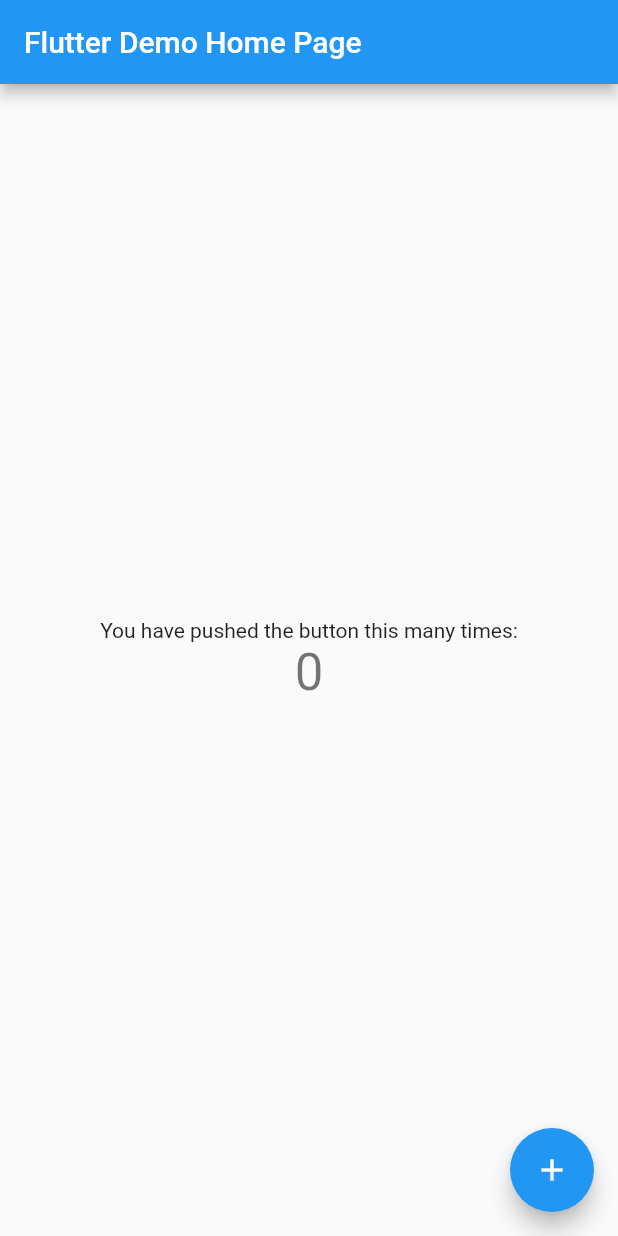
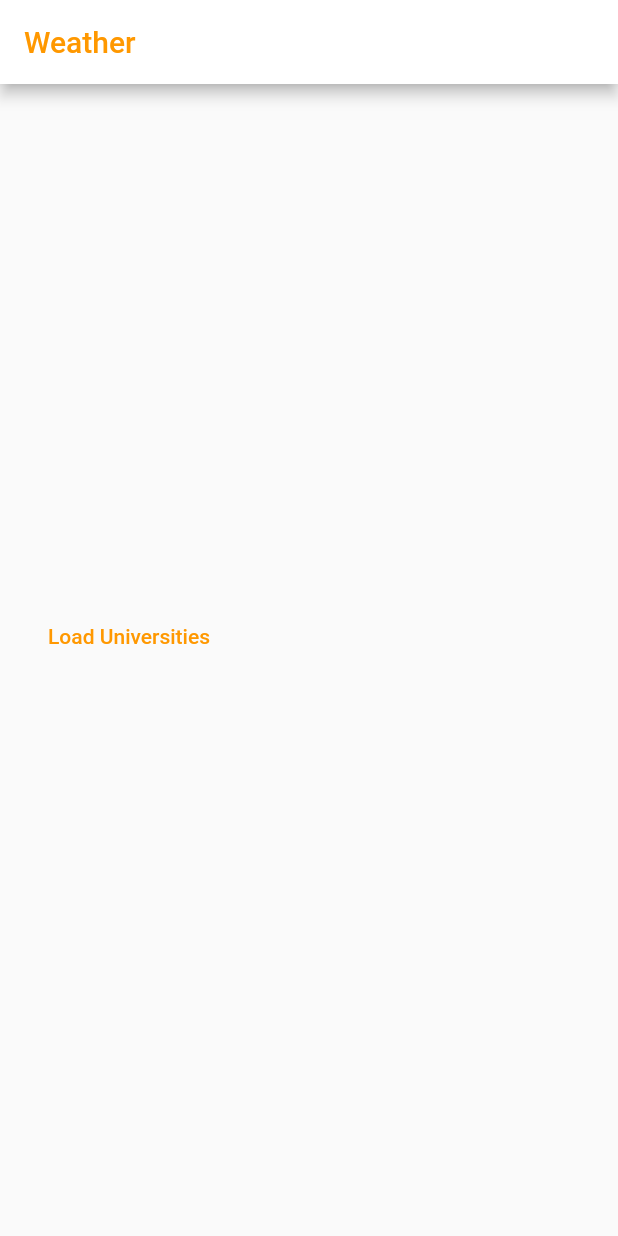
Before and after one commit to JavierDuarteC/fe-test-flutter, a Flutter app: the screen it shows after launch, on a phone screen of 412 x 824 dp. Run offline on Flutter 3.47's test engine with Material 2 defaults, Android fonts, the phone set to English and light mode, and no system bars; our stand-ins replace dartz, dio, equatable, flutter_bloc, freezed_annotation, get_it and 2 more; generated files the repository leaves out were written again.

Commit message:
added widget layout

```diff
--- a/lib/data/datasources/university_service.dart
+++ b/lib/data/datasources/service.dart
@@ -2,11 +2,11 @@ import 'package:retrofit/retrofit.dart';
 import 'package:dio/dio.dart';
 import 'package:test/data/models/university.dart';
 
-part 'university_service.g.dart';
+part 'service.g.dart';
 
 @RestApi(baseUrl: "https://tyba-assets.s3.amazonaws.com/FE-Engineer-test")
-abstract class UniversityServiceClient {
-  factory UniversityServiceClient(Dio dio, {String baseUrl}) = _UniversityServiceClient;
+abstract class RestClient {
+  factory RestClient(Dio dio, {String baseUrl}) = _RestClient;
 
   @GET("/universities.json")
   Future<List<University>?> getUniversities();
--- a/lib/domain/repositories/universities_repository_interface.dart
+++ b/lib/domain/repositories/universities_repository_interface.dart
@@ -1,5 +1,7 @@
+import 'package:dartz/dartz.dart';
+import 'package:test/data/failure.dart';
 import 'package:test/data/models/university.dart';
 
 abstract class UniversitiesRepositoryInterface {
-  Future<List<University>?> getUniversities();
+  Future<Either<Failure, List<University>?>> getUniversities();
 }
--- a/lib/main.dart
+++ b/lib/main.dart
@@ -1,115 +1,30 @@
 import 'package:flutter/material.dart';
+import 'package:flutter_bloc/flutter_bloc.dart';
+import 'package:test/presentation/bloc/universities_bloc.dart';
+import 'package:test/presentation/pages/universities_page.dart';
+import 'injection.dart' as di;
 
 void main() {
-  runApp(const MyApp());
+  di.init();
+  runApp(MyApp());
 }
 
 class MyApp extends StatelessWidget {
-  const MyApp({super.key});
-
-  // This widget is the root of your application.
   @override
   Widget build(BuildContext context) {
-    return MaterialApp(
-      title: 'Flutter Demo',
-      theme: ThemeData(
-        // This is the theme of your application.
-        //
-        // Try running your application with "flutter run". You'll see the
-        // application has a blue toolbar. Then, without quitting the app, try
-        // changing the primarySwatch below to Colors.green and then invoke
-        // "hot reload" (press "r" in the console where you ran "flutter run",
-        // or simply save your changes to "hot reload" in a Flutter IDE).
-        // Notice that the counter didn't reset back to zero; the application
-        // is not restarted.
-        primarySwatch: Colors.blue,
+    return MultiBlocProvider(
+      providers: [
+        BlocProvider(
+          create: (_) => di.locator<UniversitiesBloc>(),
+        ),
+      ],
+      child: MaterialApp(
+        title: 'Flutter Demo',
+        theme: ThemeData(
+          primarySwatch: Colors.orange,
+        ),
+        home: const UniversitiesPage(),
       ),
-      home: const MyHomePage(title: 'Flutter Demo Home Page'),
     );
   }
 }
-
-class MyHomePage extends StatefulWidget {
-  const MyHomePage({super.key, required this.title});
-
-  // This widget is the home page of your application. It is stateful, meaning
-  // that it has a State object (defined below) that contains fields that affect
-  // how it looks.
-
-  // This class is the configuration for the state. It holds the values (in this
-  // case the title) provided by the parent (in this case the App widget) and
-  // used by the build method of the State. Fields in a Widget subclass are
-  // always marked "final".
-
-  final String title;
-
-  @override
-  State<MyHomePage> createState() => _MyHomePageState();
-}
-
-class _MyHomePageState extends State<MyHomePage> {
-  int _counter = 0;
-
-  void _incrementCounter() {
-    setState(() {
-      // This call to setState tells the Flutter framework that something has
-      // changed in this State, which causes it to rerun the build method below
-      // so that the display can reflect the updated values. If we changed
-      // _counter without calling setState(), then the build method would not be
-      // called again, and so nothing would appear to happen.
-      _counter++;
-    });
-  }
-
-  @override
-  Widget build(BuildContext context) {
-    // This method is rerun every time setState is called, for instance as done
-    // by the _incrementCounter method above.
-    //
-    // The Flutter framework has been optimized to make rerunning build methods
-    // fast, so that you can just rebuild anything that needs updating rather
-    // than having to individually change instances of widgets.
-    return Scaffold(
-      appBar: AppBar(
-        // Here we take the value from the MyHomePage object that was created by
-        // the App.build method, and use it to set our appbar title.
-        title: Text(widget.title),
-      ),
-      body: Center(
-        // Center is a layout widget. It takes a single child and positions it
-        // in the middle of the parent.
-        child: Column(
-          // Column is also a layout widget. It takes a list of children and
-          // arranges them vertically. By default, it sizes itself to fit its
-          // children horizontally, and tries to be as tall as its parent.
-          //
-          // Invoke "debug painting" (press "p" in the console, choose the
-          // "Toggle Debug Paint" action from the Flutter Inspector in Android
-          // Studio, or the "Toggle Debug Paint" command in Visual Studio Code)
-          // to see the wireframe for each widget.
-          //
-          // Column has various properties to control how it sizes itself and
-          // how it positions its children. Here we use mainAxisAlignment to
-          // center the children vertically; the main axis here is the vertical
-          // axis because Columns are vertical (the cross axis would be
-          // horizontal).
-          mainAxisAlignment: MainAxisAlignment.center,
-          children: <Widget>[
-            const Text(
-              'You have pushed the button this many times:',
-            ),
-            Text(
-              '$_counter',
-              style: Theme.of(context).textTheme.headline4,
-            ),
-          ],
-        ),
-      ),
-      floatingActionButton: FloatingActionButton(
-        onPressed: _incrementCounter,
-        tooltip: 'Increment',
-        child: const Icon(Icons.add),
-      ), // This trailing comma makes auto-formatting nicer for build methods.
-    );
-  }
-}
--- /dev/null
+++ b/lib/presentation/bloc/universities_bloc.dart
@@ -0,0 +1,35 @@
+import 'package:flutter_bloc/flutter_bloc.dart';
+import 'package:rxdart/rxdart.dart';
+import 'package:test/domain/usecases/universities_usecase.dart';
+import 'package:test/presentation/bloc/universities_event.dart';
+import 'package:test/presentation/bloc/universities_state.dart';
+
+class UniversitiesBloc extends Bloc<UniversitiesEvent, UniversitiesState> {
+  final UniversitiesUseCase _universitiesUseCase;
+
+  UniversitiesBloc(this._universitiesUseCase) : super(UniversitiesEmpty()) {
+    on<OnLoad>(
+      (event, emit) async {
+        final fromIndex = event.fromIndex;
+        final toIndex = event.toIndex;
+
+        emit(UniversitiesLoading());
+
+        final result = await _universitiesUseCase.executeGetUniversities();
+        result.fold(
+          (failure) {
+            emit(UniversitiesError(failure.message));
+          },
+          (data) {
+            emit(UniversitiesHasData(data));
+          },
+        );
+      },
+      transformer: debounce(const Duration(milliseconds: 500)),
+    );
+  }
+
+  EventTransformer<T> debounce<T>(Duration duration) {
+    return (events, mapper) => events.debounceTime(duration).flatMap(mapper);
+  }
+}
--- /dev/null
+++ b/lib/presentation/bloc/universities_event.dart
@@ -0,0 +1,18 @@
+import 'package:equatable/equatable.dart';
+
+abstract class UniversitiesEvent extends Equatable {
+  const UniversitiesEvent();
+
+  @override
+  List<Object?> get props => [];
+}
+
+class OnLoad extends UniversitiesEvent {
+  final int fromIndex;
+  final int toIndex;
+
+  const OnLoad(this.fromIndex, this.toIndex);
+
+  @override
+  List<Object?> get props => [fromIndex, toIndex];
+}
--- /dev/null
+++ b/lib/presentation/bloc/universities_state.dart
@@ -0,0 +1,31 @@
+import 'package:equatable/equatable.dart';
+import 'package:test/data/models/university.dart';
+
+abstract class UniversitiesState extends Equatable {
+  const UniversitiesState();
+
+  @override
+  List<Object?> get props => [];
+}
+
+class UniversitiesEmpty extends UniversitiesState {}
+
+class UniversitiesLoading extends UniversitiesState {}
+
+class UniversitiesError extends UniversitiesState {
+  final String message;
+
+  UniversitiesError(this.message);
+
+  @override
+  List<Object?> get props => [message];
+}
+
+class UniversitiesHasData extends UniversitiesState {
+  final List<University> result;
+
+  UniversitiesHasData(this.result);
+
+  @override
+  List<Object?> get props => [result];
+}
--- /dev/null
+++ b/lib/presentation/pages/universities_page.dart
@@ -0,0 +1,120 @@
+import 'package:flutter/material.dart';
+import 'package:flutter_bloc/flutter_bloc.dart';
+import 'package:test/presentation/bloc/universities_bloc.dart';
+import 'package:test/presentation/bloc/universities_event.dart';
+import 'package:test/presentation/bloc/universities_state.dart';
+
+class UniversitiesPage extends StatelessWidget {
+  const UniversitiesPage({Key? key}) : super(key: key);
+
+  @override
+  Widget build(BuildContext context) {
+    return Scaffold(
+      appBar: AppBar(
+        backgroundColor: Colors.white,
+        title: const Text(
+          'Weather',
+          style: TextStyle(color: Colors.orange),
+        ),
+      ),
+      body: Padding(
+        padding: const EdgeInsets.all(24.0),
+        child: Column(
+          mainAxisAlignment: MainAxisAlignment.center,
+          children: [
+            TextButton(
+              onPressed: () {
+                context.read<UniversitiesBloc>().add(const OnLoad(0, 0));
+              },
+              child: const Text('Load Universities'),
+            ),
+            const SizedBox(height: 32.0),
+            BlocBuilder<UniversitiesBloc, UniversitiesState>(
+              builder: (context, state) {
+                if (state is UniversitiesLoading) {
+                  return const Center(
+                    child: CircularProgressIndicator(),
+                  );
+                } else if (state is UniversitiesHasData) {
+                  return ListView.separated(
+                    key: const Key('universities-listview'),
+                    itemBuilder: (context, index) => Column(
+                      children: [
+                        Text(
+                          state.result[index].name,
+                          style: const TextStyle(
+                            fontSize: 22.0,
+                            fontWeight: FontWeight.bold,
+                          ),
+                        ),
+                        Text(
+                          state.result[index].country ?? '',
+                          style: const TextStyle(
+                            fontSize: 20.0,
+                          ),
+                        ),
+                        Row(
+                          mainAxisAlignment: MainAxisAlignment.spaceBetween,
+                          children: [
+                            Text(
+                              state.result[index].stateProvince ?? '',
+                            ),
+                            Text(
+                              state.result[index].alphaTwoCode ?? '',
+                            ),
+                          ],
+                        ),
+                        ExpansionTile(
+                          title: const Text('Domains'),
+                          children: [
+                            ListView.separated(
+                              shrinkWrap: true,
+                              physics: const NeverScrollableScrollPhysics(),
+                              itemCount:
+                                  state.result[index].domains?.length ?? 0,
+                              itemBuilder: (context, domainIndex) => Text(
+                                state.result[index].domains![domainIndex],
+                              ),
+                              separatorBuilder: (context, _) => const Divider(
+                                color: Colors.black26,
+                              ),
+                            ),
+                          ],
+                        ),
+                        ExpansionTile(
+                          title: const Text('Web Pages'),
+                          children: [
+                            ListView.separated(
+                              shrinkWrap: true,
+                              physics: const NeverScrollableScrollPhysics(),
+                              itemCount:
+                                  state.result[index].webPages?.length ?? 0,
+                              itemBuilder: (context, webIndex) => Text(
+                                state.result[index].webPages![webIndex],
+                              ),
+                              separatorBuilder: (context, _) => const Divider(
+                                color: Colors.black26,
+                              ),
+                            ),
+                          ],
+                        ),
+                      ],
+                    ),
+                    separatorBuilder: (context, _) => const Divider(),
+                    itemCount: 20,
+                  );
+                } else if (state is UniversitiesError) {
+                  return const Center(
+                    child: Text('Something went wrong!'),
+                  );
+                } else {
+                  return const SizedBox();
+                }
+              },
+            ),
+          ],
+        ),
+      ),
+    );
+  }
+}
--- a/pubspec.yaml
+++ b/pubspec.yaml
@@ -29,12 +29,15 @@ environment:
 # the latest version available on pub.dev. To see which dependencies have newer
 # versions available, run `flutter pub outdated`.
 dependencies:
+  dartz: ^0.10.1
   dio: ^5.0.1
+  equatable: ^2.0.5
   flutter_bloc: ^8.1.2
   freezed: ^2.3.2
   get_it: ^7.2.0
   logger: any
   retrofit: ^4.0.1
+  rxdart: ^0.27.7
   flutter:
     sdk: flutter
 
```
Also changed, not shown: lib/data/failure.dart (added, +17 -0 lines), lib/domain/repositories/universities_repository.dart (+21 -5 lines), lib/domain/usecases/universities_usecase.dart (+4 -3 lines), lib/injection.dart (+23 -0 lines), lib/data/datasources/service.g.dart, lib/utils/constants.dart (added), 1 other file.
